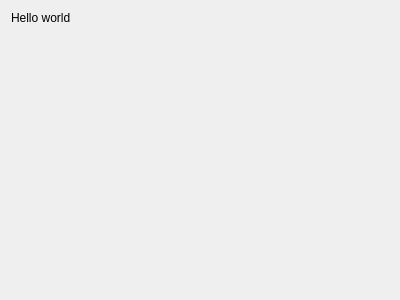
Before: the Qt Designer form plugins/Commands/Dialog/createdialogcommandwidget.ui in KDE/simon, drawn with Qt 5.
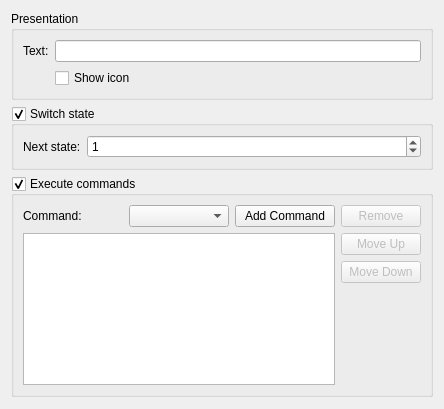
After: the same form once the commit is applied. Custom widgets are drawn as their Qt base class.

Commit message: Starting to implement the state / dialogcommand architecture;

Diff of the .ui file:
```diff
--- a/plugins/Commands/Dialog/createdialogcommandwidget.ui
+++ b/plugins/Commands/Dialog/createdialogcommandwidget.ui
@@ -6,19 +6,161 @@
    <rect>
     <x>0</x>
     <y>0</y>
-    <width>400</width>
-    <height>300</height>
+    <width>444</width>
+    <height>409</height>
    </rect>
   </property>
   <property name="windowTitle">
    <string/>
   </property>
-  <layout class="QVBoxLayout" name="verticalLayout">
+  <layout class="QVBoxLayout" name="verticalLayout_4">
    <item>
-    <widget class="QLabel" name="lbHelloWorld">
-     <property name="text">
-      <string>Hello world</string>
+    <widget class="QGroupBox" name="gbTrigger">
+     <property name="title">
+      <string extracomment="More general version of &quot;display&quot;">Presentation</string>
      </property>
+     <layout class="QFormLayout" name="formLayout_2">
+      <item row="0" column="0">
+       <widget class="QLabel" name="lbText">
+        <property name="text">
+         <string>Text:</string>
+        </property>
+       </widget>
+      </item>
+      <item row="0" column="1">
+       <widget class="KLineEdit" name="leText"/>
+      </item>
+      <item row="1" column="1">
+       <widget class="QCheckBox" name="cbShowIcon">
+        <property name="text">
+         <string>Show icon</string>
+        </property>
+       </widget>
+      </item>
+     </layout>
+    </widget>
+   </item>
+   <item>
+    <widget class="QGroupBox" name="gbSwitchState">
+     <property name="title">
+      <string>Switch state</string>
+     </property>
+     <property name="checkable">
+      <bool>true</bool>
+     </property>
+     <layout class="QFormLayout" name="formLayout">
+      <item row="0" column="0">
+       <widget class="QLabel" name="lbNextState">
+        <property name="text">
+         <string>Next state:</string>
+        </property>
+       </widget>
+      </item>
+      <item row="0" column="1">
+       <widget class="KIntSpinBox" name="sbNextState">
+        <property name="maximum">
+         <number>50000</number>
+        </property>
+        <property name="value">
+         <number>1</number>
+        </property>
+       </widget>
+      </item>
+     </layout>
+    </widget>
+   </item>
+   <item>
+    <widget class="QGroupBox" name="gbCommands">
+     <property name="title">
+      <string>Execute commands</string>
+     </property>
+     <property name="checkable">
+      <bool>true</bool>
+     </property>
+     <layout class="QHBoxLayout" name="horizontalLayout_2">
+      <item>
+       <layout class="QVBoxLayout" name="verticalLayout_2">
+        <item>
+         <layout class="QHBoxLayout" name="horizontalLayout">
+          <item>
+           <widget class="QLabel" name="lbCommand">
+            <property name="text">
+             <string>Command:</string>
+            </property>
+           </widget>
+          </item>
+          <item>
+           <widget class="KComboBox" name="cbCommands"/>
+          </item>
+          <item>
+           <widget class="QPushButton" name="pbAddCommand">
+            <property name="text">
+             <string>Add Command</string>
+            </property>
+           </widget>
+          </item>
+         </layout>
+        </item>
+        <item>
+         <widget class="QTableView" name="tvCommands">
+          <property name="selectionMode">
+           <enum>QAbstractItemView::SingleSelection</enum>
+          </property>
+          <property name="selectionBehavior">
+           <enum>QAbstractItemView::SelectRows</enum>
+          </property>
+         </widget>
+        </item>
+       </layout>
+      </item>
+      <item>
+       <layout class="QVBoxLayout" name="verticalLayout">
+        <item>
+         <widget class="QPushButton" name="pbRemove">
+          <property name="enabled">
+           <bool>false</bool>
+          </property>
+          <property name="text">
+           <string>Remove</string>
+          </property>
+         </widget>
+        </item>
+        <item>
+         <widget class="QPushButton" name="pbMoveUp">
+          <property name="enabled">
+           <bool>false</bool>
+          </property>
+          <property name="text">
+           <string>Move Up</string>
+          </property>
+         </widget>
+        </item>
+        <item>
+         <widget class="QPushButton" name="pbMoveDown">
+          <property name="enabled">
+           <bool>false</bool>
+          </property>
+          <property name="text">
+           <string>Move Down</string>
+          </property>
+         </widget>
+        </item>
+        <item>
+         <spacer name="verticalSpacer">
+          <property name="orientation">
+           <enum>Qt::Vertical</enum>
+          </property>
+          <property name="sizeHint" stdset="0">
+           <size>
+            <width>20</width>
+            <height>40</height>
+           </size>
+          </property>
+         </spacer>
+        </item>
+       </layout>
+      </item>
+     </layout>
     </widget>
    </item>
    <item>
@@ -29,13 +171,30 @@
      <property name="sizeHint" stdset="0">
       <size>
        <width>20</width>
-       <height>99</height>
+       <height>40</height>
       </size>
      </property>
     </spacer>
    </item>
   </layout>
  </widget>
+ <customwidgets>
+  <customwidget>
+   <class>KIntSpinBox</class>
+   <extends>QSpinBox</extends>
+   <header>knuminput.h</header>
+  </customwidget>
+  <customwidget>
+   <class>KLineEdit</class>
+   <extends>QLineEdit</extends>
+   <header>klineedit.h</header>
+  </customwidget>
+  <customwidget>
+   <class>KComboBox</class>
+   <extends>QComboBox</extends>
+   <header>kcombobox.h</header>
+  </customwidget>
+ </customwidgets>
  <resources/>
  <connections/>
 </ui>
```
The commit also changes 9 other files.
